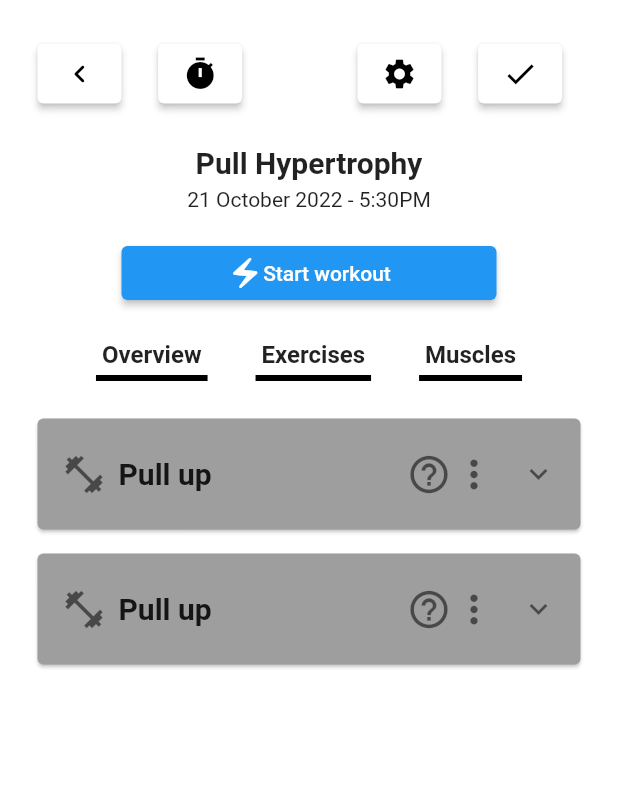
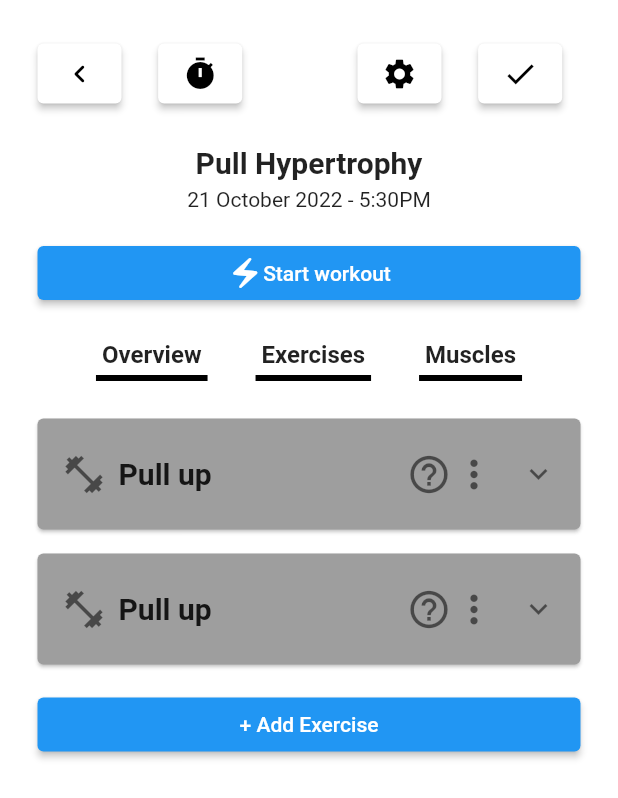
Before and after one commit to TomTomDam/workout-log, a Flutter app: the LogWorkout screen opened directly, after a tap on "Exercises", on a phone screen of 412 x 824 dp. Shown: the top 798 px of the screen. Run offline on Flutter 3.47's test engine with Material 2 defaults, Android fonts, the phone set to English and light mode, and no system bars.

Commit message:
Finished off ExerciseItem. Added Add Exercise button

```diff
--- /dev/null
+++ b/lib/screens/add_exercise.dart
@@ -0,0 +1,17 @@
+import 'package:flutter/material.dart';
+import 'package:flutter/src/foundation/key.dart';
+import 'package:flutter/src/widgets/framework.dart';
+
+class AddExercise extends StatefulWidget {
+  const AddExercise({Key? key}) : super(key: key);
+
+  @override
+  State<AddExercise> createState() => _AddExerciseState();
+}
+
+class _AddExerciseState extends State<AddExercise> {
+  @override
+  Widget build(BuildContext context) {
+    return Scaffold();
+  }
+}
--- a/lib/screens/log_workout/exercises_page.dart
+++ b/lib/screens/log_workout/exercises_page.dart
@@ -1,28 +1,28 @@
 import 'package:flutter/material.dart';
+
+import '../../widgets/add_exercise_button.dart';
 
 class ExercisesPage extends StatelessWidget {
   const ExercisesPage({Key? key}) : super(key: key);
 
   @override
   Widget build(BuildContext context) {
-    List<Widget> exerciseItems = [
-      const ExerciseItem(
-        isCollapsed: true,
-      ),
-      const ExerciseItem(isCollapsed: false)
-    ];
+    List<Widget> exerciseItems = [const ExerciseItem(), const ExerciseItem()];
 
-    return ListView(
-        scrollDirection: Axis.vertical,
-        shrinkWrap: true,
-        children: exerciseItems);
+    return Column(
+      children: [
+        ListView(
+            scrollDirection: Axis.vertical,
+            shrinkWrap: true,
+            children: exerciseItems),
+        AddExerciseButton()
+      ],
+    );
   }
 }
 
 class ExerciseItem extends StatefulWidget {
-  const ExerciseItem({Key? key, required this.isCollapsed}) : super(key: key);
-
-  final bool isCollapsed;
+  const ExerciseItem({Key? key}) : super(key: key);
 
   @override
   State<ExerciseItem> createState() => _ExerciseItemState();
@@ -148,7 +148,23 @@ class _ExerciseItemState extends State<ExerciseItem> {
                         )),
                       ],
                     ),
-                  )
+                  ),
+                  Container(
+                      margin: const EdgeInsets.only(top: 8.0, bottom: 24.0),
+                      child: Row(children: [
+                        Expanded(
+                          child: Column(children: [
+                            Container(
+                              margin: const EdgeInsets.symmetric(vertical: 8.0),
+                              child: const Text(
+                                "Total volume (sets x reps x weight)",
+                                style: TextStyle(fontWeight: FontWeight.bold),
+                              ),
+                            ),
+                            const Text("1680.3")
+                          ]),
+                        )
+                      ]))
                 ],
               )
             ],
--- a/lib/screens/log_workout/log_workout.dart
+++ b/lib/screens/log_workout/log_workout.dart
@@ -103,9 +103,10 @@ class _LogWorkoutState extends State<LogWorkout> {
                 ),
               ),
               Container(
-                  width: 250,
+                  width: double.infinity,
                   height: 50,
-                  margin: const EdgeInsets.only(top: 16.0, bottom: 16.0),
+                  margin: const EdgeInsets.symmetric(
+                      vertical: 16.0, horizontal: 25.0),
                   alignment: Alignment.center,
                   child: ElevatedButton(
                       onPressed: () => null,
--- /dev/null
+++ b/lib/widgets/add_exercise_button.dart
@@ -0,0 +1,23 @@
+import 'package:flutter/src/foundation/key.dart';
+import 'package:flutter/src/widgets/framework.dart';
+import 'package:flutter/material.dart';
+
+import '../screens/add_exercise.dart';
+
+class AddExerciseButton extends StatelessWidget {
+  const AddExerciseButton({Key? key}) : super(key: key);
+
+  @override
+  Widget build(BuildContext context) {
+    return Container(
+      width: double.infinity,
+      child: ElevatedButton(
+        child: const Text("+ Add Exercise"),
+        onPressed: () {
+          Navigator.push(context,
+              MaterialPageRoute(builder: (context) => const AddExercise()));
+        },
+      ),
+    );
+  }
+}
```
Also changed, not shown: lib/widgets/button.dart (added).
